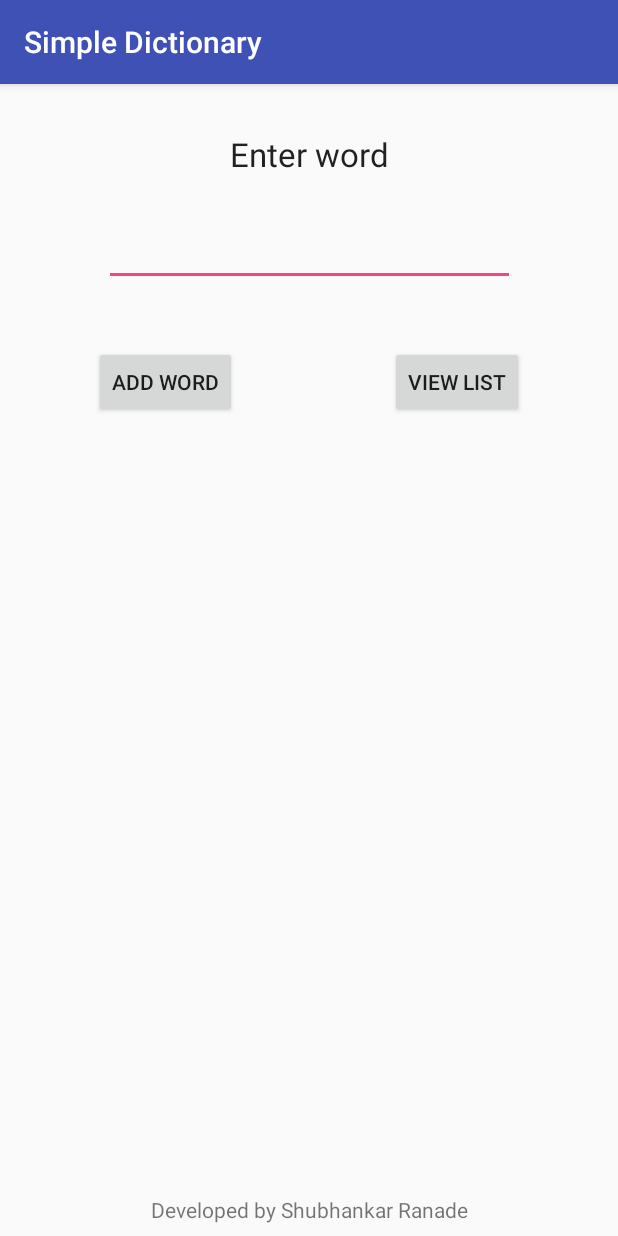
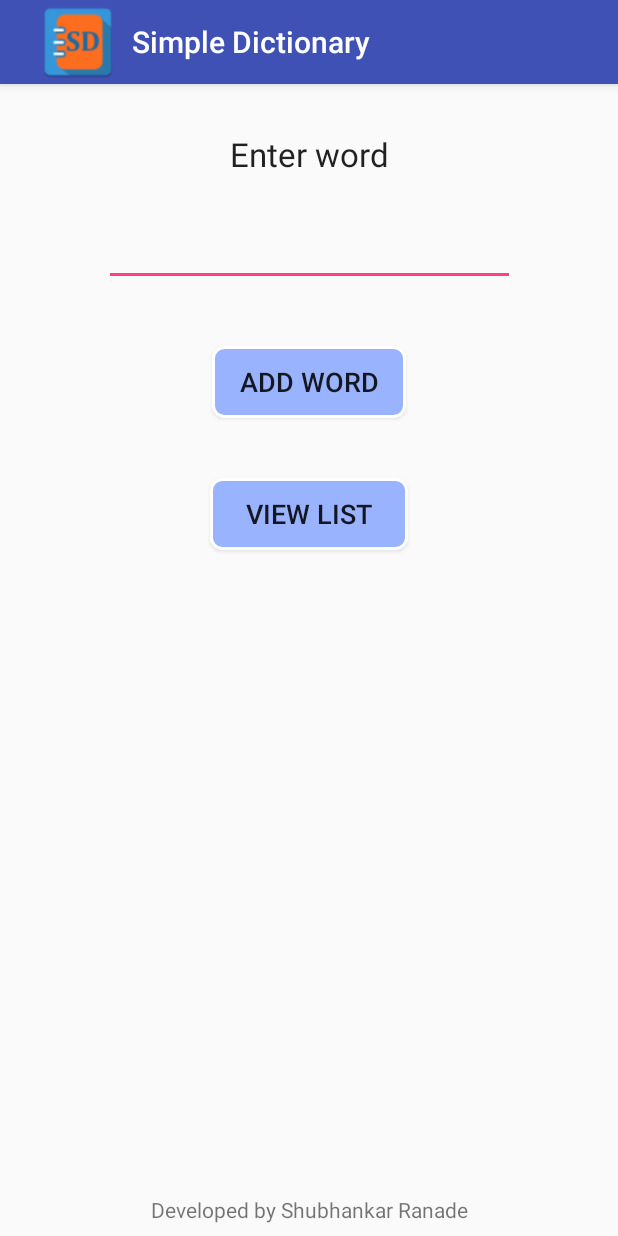
Before and after one commit to shubhankar30/OpenDictionary, an Android app: the screen it shows after launch (MainActivity), on a phone screen of 412 x 824 dp. Run offline under Robolectric (Android 15) with nearby library versions, the light colour scheme and no system bars; our stand-ins replace Volley.

Commit message:
icon fixes

```diff
--- a/SimpleDictionary/app/src/main/java/shubhankar30/simpledictionary/MainActivity.java
+++ b/SimpleDictionary/app/src/main/java/shubhankar30/simpledictionary/MainActivity.java
@@ -2,8 +2,10 @@ package shubhankar30.simpledictionary;
 
 import android.content.Intent;
 import android.os.AsyncTask;
+import android.support.v7.app.ActionBar;
 import android.support.v7.app.AppCompatActivity;
 import android.os.Bundle;
+import android.support.v7.widget.Toolbar;
 import android.util.Log;
 import android.view.View;
 import android.widget.Button;
@@ -49,6 +51,12 @@ public class MainActivity extends AppCompatActivity {
         btnAdd = (Button) findViewById(R.id.btnAdd);
         btnViewData = (Button) findViewById(R.id.btnView);
         mDatabaseHelper = new DatabaseHelper(this);
+
+
+        ActionBar actionBar = getSupportActionBar();
+        actionBar.setDisplayShowHomeEnabled(true);
+        actionBar.setIcon(R.drawable.ic_launcher);
+        actionBar.setTitle( "Simple Dictionary");
 
         btnAdd.setOnClickListener(new View.OnClickListener() {
             @Override
--- /dev/null
+++ b/SimpleDictionary/app/src/main/res/drawable/shape.xml
@@ -0,0 +1,14 @@
+<?xml version="1.0" encoding="utf-8"?>
+<shape xmlns:android="http://schemas.android.com/apk/res/android" >
+    <stroke android:width="2dp"
+        android:color="#FFFFFF"/>
+    <gradient
+        android:angle="225"
+        android:startColor="#99b3ff"
+        android:endColor="#99b3ff"/>
+    <corners
+        android:bottomLeftRadius="7dp"
+        android:bottomRightRadius="7dp"
+        android:topLeftRadius="7dp"
+        android:topRightRadius="7dp" />
+</shape>
--- a/SimpleDictionary/app/src/main/res/layout/activity_main.xml
+++ b/SimpleDictionary/app/src/main/res/layout/activity_main.xml
@@ -4,7 +4,8 @@
     xmlns:tools="http://schemas.android.com/tools"
     android:layout_width="match_parent"
     android:layout_height="match_parent"
-    tools:context="shubhankar30.simpledictionary.MainActivity">
+    tools:context="shubhankar30.simpledictionary.MainActivity"
+    >
 
     <EditText
         android:id="@+id/editText"
@@ -21,27 +22,31 @@
 
     <Button
         android:id="@+id/btnAdd"
-        android:layout_width="wrap_content"
+        android:layout_width="129dp"
         android:layout_height="wrap_content"
-        android:layout_marginEnd="24dp"
+        android:layout_marginEnd="8dp"
         android:layout_marginStart="8dp"
         android:layout_marginTop="40dp"
+        android:background="@drawable/shape"
         android:text="Add word"
-        app:layout_constraintEnd_toStartOf="@+id/btnView"
+        android:textSize="18sp"
+        app:layout_constraintEnd_toEndOf="parent"
         app:layout_constraintStart_toStartOf="parent"
         app:layout_constraintTop_toBottomOf="@+id/editText" />
 
     <Button
         android:id="@+id/btnView"
-        android:layout_width="wrap_content"
+        android:layout_width="132dp"
         android:layout_height="wrap_content"
         android:layout_marginEnd="8dp"
-        android:layout_marginStart="24dp"
+        android:layout_marginStart="8dp"
         android:layout_marginTop="40dp"
+        android:background="@drawable/shape"
         android:text="View list"
+        android:textSize="18sp"
         app:layout_constraintEnd_toEndOf="parent"
-        app:layout_constraintStart_toEndOf="@+id/btnAdd"
-        app:layout_constraintTop_toBottomOf="@+id/editText" />
+        app:layout_constraintStart_toStartOf="parent"
+        app:layout_constraintTop_toBottomOf="@+id/btnAdd" />
 
     <TextView
         android:id="@+id/textView"
--- a/SimpleDictionary/app/src/main/res/layout/edit_data_layout.xml
+++ b/SimpleDictionary/app/src/main/res/layout/edit_data_layout.xml
@@ -76,7 +76,7 @@
 
         <Button
             android:id="@+id/btnDelete"
-            android:layout_width="wrap_content"
+            android:layout_width="124dp"
             android:layout_height="wrap_content"
             android:layout_above="@+id/textView7"
             android:layout_centerHorizontal="true"
@@ -84,6 +84,7 @@
             android:layout_marginEnd="68dp"
             android:layout_marginStart="20dp"
             android:layout_marginTop="76dp"
+            android:background="@drawable/shape"
             android:text="DELETE"
             app:layout_constraintBottom_toBottomOf="parent"
             app:layout_constraintEnd_toEndOf="parent"
@@ -128,12 +129,13 @@
 
         <Button
             android:id="@+id/btnBackEditDataActivity"
-            android:layout_width="wrap_content"
+            android:layout_width="126dp"
             android:layout_height="wrap_content"
             android:layout_marginBottom="20dp"
             android:layout_marginEnd="20dp"
             android:layout_marginStart="68dp"
             android:layout_marginTop="76dp"
+            android:background="@drawable/shape"
             android:text="Back"
             app:layout_constraintBottom_toBottomOf="parent"
             app:layout_constraintEnd_toStartOf="@+id/btnDelete"
```
Also changed, not shown: SimpleDictionary/app/src/main/java/shubhankar30/simpledictionary/EditDataActivity.java (+18 -0 lines), SimpleDictionary/app/src/main/java/shubhankar30/simpledictionary/ListDataActivity.java (+17 -0 lines), SimpleDictionary/app/src/main/res/drawable/ic_launcher.png (renamed from SimpleDictionary/app/src/main/res/mipmap-hdpi/ic_launcher.png).
